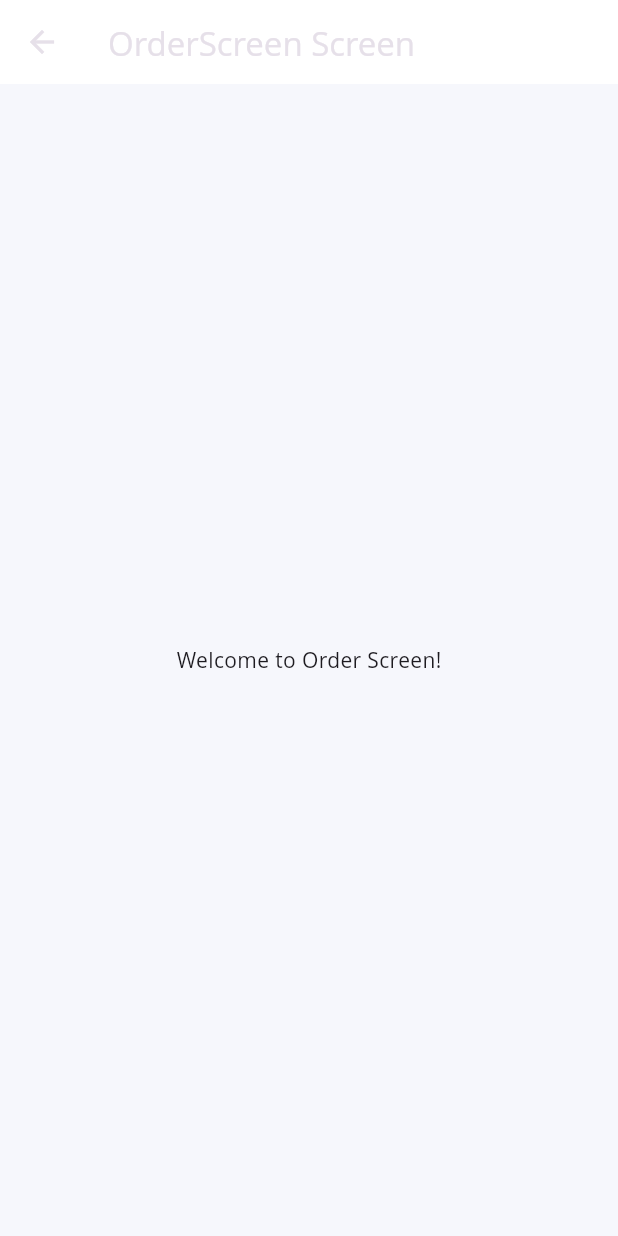
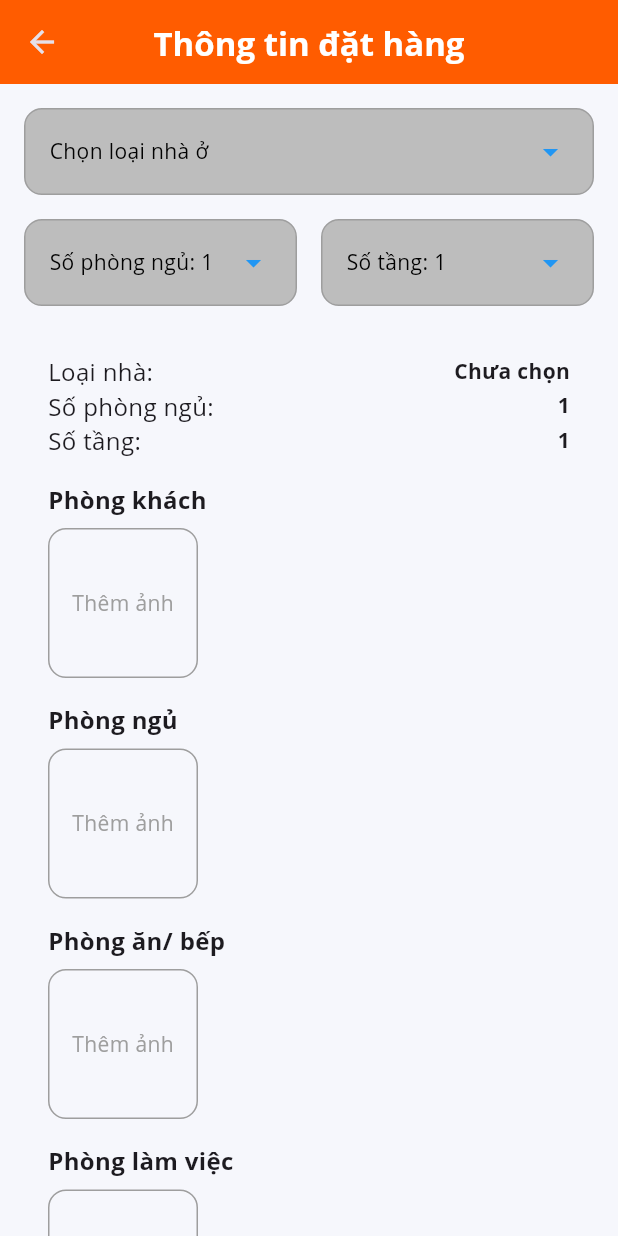
Before and after one commit to CapstoneProjectFA24/movemate-mobile, a Flutter app: the OrderScreen screen opened by its route, on a phone screen of 412 x 824 dp. Run offline on Flutter 3.47's test engine with Material 3 defaults, Android fonts, the phone set to English and light mode, and no system bars; our stand-ins replace auto_route, dio, flutter_hooks, flutter_native_splash, flutter_riverpod, font_awesome_flutter and 4 more; accounts and stored records are empty; Roboto replaces fonts that are missing (Open Sans).

Commit message:
feat(order): add new order

```diff
--- /dev/null
+++ b/lib/features/order/presentation/order_details.dart
@@ -0,0 +1,136 @@
+//order_details.dart
+import 'package:flutter/material.dart';
+import 'package:movemate/utils/constants/asset_constant.dart';
+
+class OrderDetail extends StatelessWidget {
+  final String? houseType;
+  final int numberOfRooms;
+  final int numberOfFloors;
+
+  OrderDetail({
+    super.key,
+    this.houseType,
+    this.numberOfRooms = 1,
+    this.numberOfFloors = 1,
+  });
+
+  // Room images
+  final List<String> livingRoomImages = [];
+  final List<String> bedroomImages = [];
+  final List<String> diningRoomImages = [];
+  final List<String> officeRoomImages = [];
+  final List<String> bathroomImages = [];
+
+  @override
+  Widget build(BuildContext context) {
+    return Padding(
+      padding: const EdgeInsets.all(16.0),
+      child: Column(
+        crossAxisAlignment: CrossAxisAlignment.start,
+        children: [
+          _buildDetailSection('Loại nhà:', houseType ?? 'Chưa chọn'),
+          _buildDetailSection('Số phòng ngủ:', numberOfRooms.toString()),
+          _buildDetailSection('Số tầng:', numberOfFloors.toString()),
+          const SizedBox(height: 16),
+          _buildRoomImageSection('Phòng khách', livingRoomImages),
+          const SizedBox(height: 16),
+          _buildRoomImageSection('Phòng ngủ', bedroomImages),
+          const SizedBox(height: 16),
+          _buildRoomImageSection('Phòng ăn/ bếp', diningRoomImages),
+          const SizedBox(height: 16),
+          _buildRoomImageSection('Phòng làm việc', officeRoomImages),
+          const SizedBox(height: 16),
+          _buildRoomImageSection('Phòng vệ sinh', bathroomImages),
+        ],
+      ),
+    );
+  }
+
+  // Helper method to display room images
+  Widget _buildRoomImageSection(String roomTitle, List<String> images) {
+    return Column(
+      crossAxisAlignment: CrossAxisAlignment.start,
+      children: [
+        Text(
+          roomTitle,
+          style: const TextStyle(fontWeight: FontWeight.bold, fontSize: 16),
+        ),
+        const SizedBox(height: 8),
+        SizedBox(
+          height: 100,
+          child: ListView.builder(
+            scrollDirection: Axis.horizontal,
+            itemCount: images.length + 1,
+            itemBuilder: (context, index) {
+              return (index == images.length)
+                  ? _buildAddImageButton()
+                  : _buildRoomImage(images[index]);
+            },
+          ),
+        ),
+      ],
+    );
+  }
+
+  // Widget for room image
+  Widget _buildRoomImage(String imagePath) {
+    return Container(
+      width: 100,
+      margin: const EdgeInsets.only(right: 8),
+      decoration: BoxDecoration(
+        borderRadius: BorderRadius.circular(12),
+        image: DecorationImage(
+          image: AssetImage(imagePath),
+          fit: BoxFit.cover,
+        ),
+      ),
+      child: Stack(
+        children: [
+          Positioned(
+            top: 4,
+            right: 4,
+            child: Container(
+              padding: const EdgeInsets.all(4),
+              decoration: const BoxDecoration(
+                shape: BoxShape.circle,
+                color: Colors.pinkAccent,
+              ),
+              child: const Icon(Icons.delete, color: Colors.white, size: 16),
+            ),
+          ),
+        ],
+      ),
+    );
+  }
+
+  // Widget for "Thêm ảnh" (Add Image) button
+  Widget _buildAddImageButton() {
+    return GestureDetector(
+      onTap: () {
+        // Handle add image
+      },
+      child: Container(
+        width: 100,
+        margin: const EdgeInsets.only(right: 8),
+        decoration: BoxDecoration(
+          border: Border.all(color: Colors.grey),
+          borderRadius: BorderRadius.circular(12),
+        ),
+        child: const Center(
+          child: Text('Thêm ảnh', style: TextStyle(color: Colors.grey)),
+        ),
+      ),
+    );
+  }
+
+  // Helper method for detail section
+  Widget _buildDetailSection(String label, String value) {
+    return Row(
+      mainAxisAlignment: MainAxisAlignment.spaceBetween,
+      children: [
+        Text(label, style: const TextStyle(fontSize: 16)),
+        Text(value, style: const TextStyle(fontWeight: FontWeight.bold)),
+      ],
+    );
+  }
+}
--- a/lib/features/order/presentation/order_screen.dart
+++ b/lib/features/order/presentation/order_screen.dart
@@ -1,7 +1,8 @@
-
+//order_screen.dart
 import 'package:flutter/material.dart';
-
 import 'package:auto_route/auto_route.dart';
+import 'package:movemate/utils/constants/asset_constant.dart';
+import '../../../utils/commons/widgets/order_layout/order_layout.dart';
 
 @RoutePage()
 class OrderScreen extends StatelessWidget {
@@ -10,12 +11,24 @@ class OrderScreen extends StatelessWidget {
   @override
   Widget build(BuildContext context) {
     return Scaffold(
-      appBar: AppBar(
-        title: const Text('OrderScreen Screen'),
+      appBar: _buildAppBar(),
+      body: const OrderLayout(),
+    );
+  }
+
+  // AppBar
+  AppBar _buildAppBar() {
+    return AppBar(
+      title: const Text(
+        'Thông tin đặt hàng',
+        style: TextStyle(
+          color: AssetsConstants.whiteColor,
+          fontWeight: FontWeight.bold,
+        ),
       ),
-      body: const Center(
-        child: Text('Welcome to Order Screen!'),
-      ),
+      backgroundColor: AssetsConstants.mainColor,
+      elevation: 0,
+      centerTitle: true,
     );
   }
 }
--- /dev/null
+++ b/lib/utils/commons/widgets/order_layout/order_layout.dart
@@ -0,0 +1,68 @@
+//order_layout.dart
+import 'package:flutter/material.dart';
+import 'package:movemate/features/order/presentation/order_details.dart';
+import 'package:movemate/utils/commons/widgets/order_layout/widget/order_model.dart';
+import 'package:movemate/utils/commons/widgets/order_layout/widget/order_nav.dart';
+
+class OrderLayout extends StatefulWidget {
+  const OrderLayout({super.key});
+
+  @override
+  State<OrderLayout> createState() => _OrderLayoutState();
+}
+
+class _OrderLayoutState extends State<OrderLayout> {
+  String selectedHouseType = '';
+  int roomCount = 0;
+  int floorCount = 0;
+
+  String? houseType;
+  int numberOfRooms = 1;
+  int numberOfFloors = 1;
+
+  @override
+  Widget build(BuildContext context) {
+    return Scaffold(
+      body: SingleChildScrollView(
+        child: Padding(
+          padding: const EdgeInsets.all(16.0),
+          child: Column(
+            crossAxisAlignment: CrossAxisAlignment.start,
+            children: [
+              // Order Model (House type selection, Room and Floor count)
+              // OrderModel handles the modal interactions
+              OrderModel(
+                onHouseTypeSelected: (selectedType) {
+                  setState(() {
+                    houseType = selectedType;
+                  });
+                },
+                onRoomCountSelected: (count) {
+                  setState(() {
+                    numberOfRooms = count;
+                  });
+                },
+                onFloorCountSelected: (count) {
+                  setState(() {
+                    numberOfFloors = count;
+                  });
+                },
+              ),
+              const SizedBox(height: 16),
+// OrderDetail renders the actual details
+              OrderDetail(
+                houseType: houseType,
+                numberOfRooms: numberOfRooms,
+                numberOfFloors: numberOfFloors,
+              ),
+              const SizedBox(height: 16),
+
+              // Navigation button (Submit/Continue button)
+              const OrderNav(),
+            ],
+          ),
+        ),
+      ),
+    );
+  }
+}
--- /dev/null
+++ b/lib/utils/commons/widgets/order_layout/widget/order_model.dart
@@ -0,0 +1,248 @@
+//order_model.dart
+import 'package:flutter/material.dart';
+import 'package:movemate/utils/constants/asset_constant.dart';
+
+class OrderModel extends StatefulWidget {
+  final Function(String)? onHouseTypeSelected;
+  final Function(int)? onRoomCountSelected;
+  final Function(int)? onFloorCountSelected;
+
+  const OrderModel({
+    super.key,
+    this.onHouseTypeSelected,
+    this.onRoomCountSelected,
+    this.onFloorCountSelected,
+  });
+
+  @override
+  _OrderModelState createState() => _OrderModelState();
+}
+
+class _OrderModelState extends State<OrderModel> {
+  String? selectedHouseType;
+  int numberOfRooms = 1;
+  int numberOfFloors = 1;
+
+  final List<String> houseTypes = ['Nhà riêng', 'Nhà trọ', 'Căn hộ', 'Công ty'];
+
+  @override
+  Widget build(BuildContext context) {
+    return Column(
+      crossAxisAlignment: CrossAxisAlignment.start,
+      children: [
+        // House Type Selection Button
+        GestureDetector(
+          onTap: () => _showHouseTypeModal(context),
+          child: _buildSelectionButton(
+            label: selectedHouseType ?? 'Chọn loại nhà ở',
+            icon: Icons.arrow_drop_down,
+          ),
+        ),
+        const SizedBox(height: 16),
+
+        // Room and Floor Count Buttons
+        Row(
+          mainAxisAlignment: MainAxisAlignment.spaceBetween,
+          children: [
+            Expanded(
+              child: GestureDetector(
+                onTap: () => _showRoomCountModal(context),
+                child: _buildSelectionButton(
+                  label: 'Số phòng ngủ: $numberOfRooms',
+                  icon: Icons.arrow_drop_down,
+                ),
+              ),
+            ),
+            const SizedBox(width: 16),
+            Expanded(
+              child: GestureDetector(
+                onTap: () => _showFloorCountModal(context),
+                child: _buildSelectionButton(
+                  label: 'Số tầng: $numberOfFloors',
+                  icon: Icons.arrow_drop_down,
+                ),
+              ),
+            ),
+          ],
+        ),
+      ],
+    );
+  }
+
+  // Helper widget for selection buttons
+  Widget _buildSelectionButton(
+      {required String label, required IconData icon}) {
+    return Container(
+      padding: const EdgeInsets.symmetric(vertical: 16, horizontal: 16),
+      decoration: BoxDecoration(
+        color: AssetsConstants.greyColor[400],
+        borderRadius: BorderRadius.circular(12),
+        border: Border.all(color: AssetsConstants.greyColor),
+      ),
+      child: Row(
+        mainAxisAlignment: MainAxisAlignment.spaceBetween,
+        children: [
+          Text(label,
+              style: const TextStyle(color: AssetsConstants.blackColor)),
+          Icon(icon, color: AssetsConstants.blue1),
+        ],
+      ),
+    );
+  }
+
+  // House Type Modal
+  void _showHouseTypeModal(BuildContext context) {
+    showDialog(
+      context: context,
+      builder: (BuildContext context) {
+        return Dialog(
+          shape: RoundedRectangleBorder(
+            borderRadius: BorderRadius.circular(20),
+          ),
+          child: Container(
+            height: 300, // Adjust height as needed
+            padding: const EdgeInsets.all(16.0),
+            decoration: BoxDecoration(
+              color: Colors.white,
+              borderRadius: BorderRadius.circular(20),
+            ),
+            child: Column(
+              crossAxisAlignment: CrossAxisAlignment.start,
+              children: [
+                const Text(
+                  'Chọn loại nhà ở',
+                  style: TextStyle(fontSize: 18, fontWeight: FontWeight.bold),
+                ),
+                const Divider(),
+                Expanded(
+                  child: ListView.builder(
+                    itemCount: houseTypes.length,
+                    itemBuilder: (context, index) {
+                      return ListTile(
+                        title: Text(
+                          houseTypes[index],
+                          style: TextStyle(color: AssetsConstants.blackColor),
+                        ),
+                        onTap: () {
+                          setState(() {
+                            selectedHouseType = houseTypes[index];
+                          });
+                          widget.onHouseTypeSelected?.call(houseTypes[index]);
+                          Navigator.pop(context); // Close modal
+                        },
+                      );
+                    },
+                  ),
+                ),
+              ],
+            ),
+          ),
+        );
+      },
+    );
+  }
+
+  // Room Count Modal
+  void _showRoomCountModal(BuildContext context) {
+    showDialog(
+      context: context,
+      builder: (BuildContext context) {
+        return Dialog(
+          shape: RoundedRectangleBorder(
+            borderRadius: BorderRadius.circular(20),
+          ),
+          child: Container(
+            height: 300, // Adjust height as needed
+            padding: const EdgeInsets.all(16.0),
+            decoration: BoxDecoration(
+              color: Colors.white,
+              borderRadius: BorderRadius.circular(20),
+            ),
+            child: Column(
+              crossAxisAlignment: CrossAxisAlignment.start,
+              children: [
+                const Text(
+                  'Số lượng phòng ngủ',
+                  style: TextStyle(fontSize: 18, fontWeight: FontWeight.bold),
+                ),
+                const Divider(),
+                Expanded(
+                  child: ListView.builder(
+                    itemCount: 10,
+                    itemBuilder: (context, index) {
+                      return ListTile(
+                        title: Text(
+                          (index + 1).toString(),
+                          style: TextStyle(color: AssetsConstants.blackColor),
+                        ),
+                        onTap: () {
+                          setState(() {
+                            numberOfRooms = index + 1;
+                          });
+                          widget.onRoomCountSelected?.call(index + 1);
+                          Navigator.pop(context); // Close modal
+                        },
+                      );
+                    },
+                  ),
+                ),
+              ],
+            ),
+          ),
+        );
+      },
+    );
+  }
+
+  // Floor Count Modal
+  void _showFloorCountModal(BuildContext context) {
+    showDialog(
+      context: context,
+      builder: (BuildContext context) {
+        return Dialog(
+          shape: RoundedRectangleBorder(
+            borderRadius: BorderRadius.circular(20),
+          ),
+          child: Container(
+            height: 300, // Adjust height as needed
+            padding: const EdgeInsets.all(16.0),
+            decoration: BoxDecoration(
+              color: Colors.white,
+              borderRadius: BorderRadius.circular(20),
+            ),
+            child: Column(
+              crossAxisAlignment: CrossAxisAlignment.start,
+              children: [
+                const Text(
+                  'Số lượng tầng',
+                  style: TextStyle(fontSize: 18, fontWeight: FontWeight.bold),
+                ),
+                const Divider(),
+                Expanded(
+                  child: ListView.builder(
+                    itemCount: 10,
+                    itemBuilder: (context, index) {
+                      return ListTile(
+                        title: Text(
+                          (index + 1).toString(),
+                          style: TextStyle(color: AssetsConstants.blackColor),
+                        ),
+                        onTap: () {
+                          setState(() {
+                            numberOfFloors = index + 1;
+                          });
+                          widget.onFloorCountSelected?.call(index + 1);
+                          Navigator.pop(context); // Close modal
+                        },
+                      );
+                    },
+                  ),
+                ),
+              ],
+            ),
+          ),
+        );
+      },
+    );
+  }
+}
```
Also changed, not shown: lib/utils/commons/widgets/order_layout/widget/order_nav.dart (added, +28 -0 lines), pubspec.lock.
